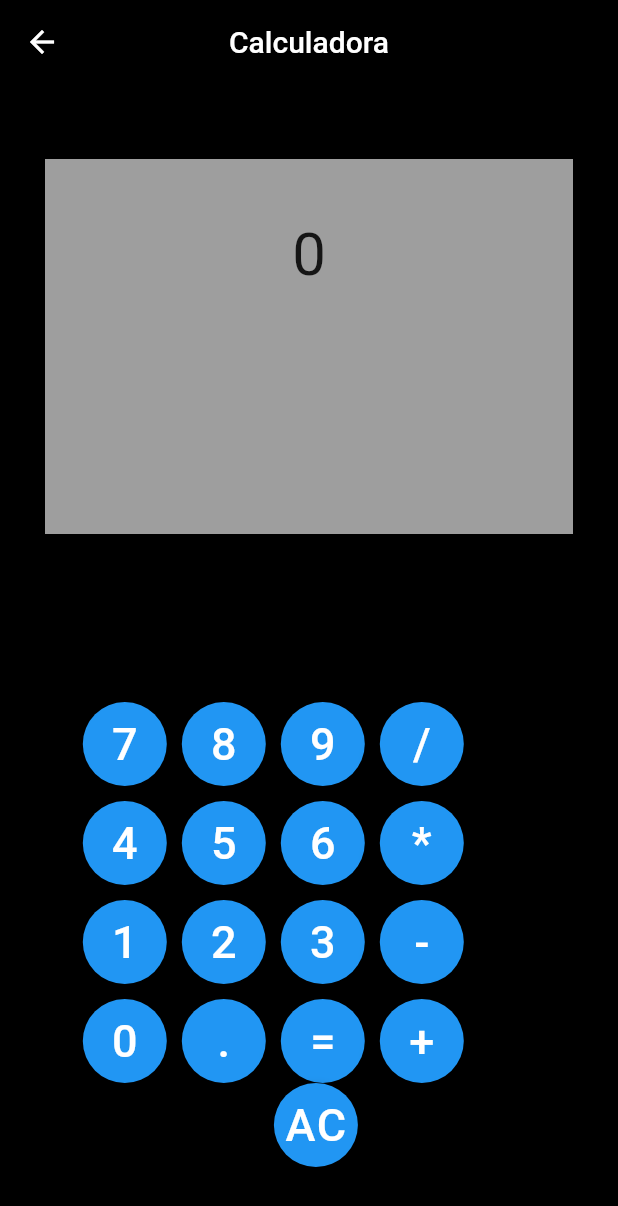
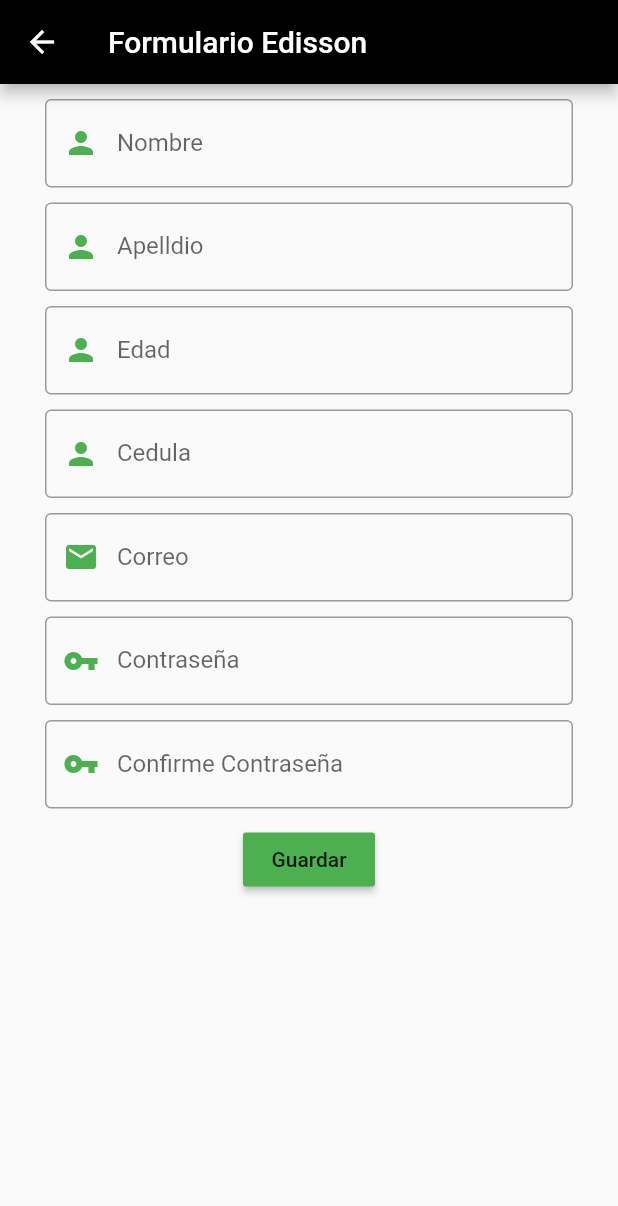
Before and after one commit to klauscj1/capacitacion_icreativa_flutter, a Flutter app: the FormulariosPage screen opened directly, after a tap on "EV", on a phone screen of 412 x 824 dp. Shown: the top 1206 px of the screen. Run offline on Flutter 3.47's test engine with Material 2 defaults, Android fonts, the phone set to English and light mode, and no system bars; our stand-ins replace email_validator, math_expressions, rxdart.

Commit message:
formumlario Edisson 1

```diff
--- /dev/null
+++ b/lib/ui/pages/formulario_edisson.dart
@@ -0,0 +1,189 @@
+import 'package:flutter/material.dart';
+import 'package:email_validator/email_validator.dart';
+
+class FormularioEdisson extends StatefulWidget {
+  @override
+  _FormularioEdissonState createState() => _FormularioEdissonState();
+}
+
+Widget crearTextFiel(String hintTexto, String labelTexto,
+    TextEditingController controler, IconData icono , bool passtextfield, TextInputType tipoText) {
+  return TextField(
+    obscureText: passtextfield,
+    controller: controler,
+    keyboardType: tipoText,
+    decoration: InputDecoration(
+      border: new OutlineInputBorder(
+          borderSide: new BorderSide(color: Colors.grey)),
+      labelText: '$labelTexto',
+      hintText: '$hintTexto',
+      prefixIcon: Icon(
+        icono,
+        color: Colors.green,
+      ),
+    ),
+  );
+}
+
+Widget crearShowDialogs(String titulo, String texto, IconData icono, Color color, BuildContext context) {
+  return AlertDialog(
+    title: Text('$titulo'),
+    content: Row(
+      children: [
+        Icon(icono,color: color,),
+        SizedBox(width: 20,),
+        Text('$texto'),
+      ],
+    ),
+    actions: [
+      RaisedButton(
+        color: Colors.blue,
+        onPressed: () {
+          Navigator.pop(context);
+        },
+        child: Text(
+          'Aceptar',
+          style: TextStyle(color: Colors.white),
+        ),
+      )
+    ],
+  );
+}
+
+Widget espaciadoSaltos() {
+  return SizedBox(
+    height: 10,
+  );
+}
+
+class _FormularioEdissonState extends State<FormularioEdisson> {
+  TextEditingController _nombreControl = TextEditingController();
+  TextEditingController _apellidoControl = TextEditingController();
+  TextEditingController _edadControl = TextEditingController();
+  TextEditingController _cedulaControl = TextEditingController();
+  TextEditingController _correoControl = TextEditingController();
+  TextEditingController _passwordControl = TextEditingController();
+  TextEditingController _paswordConfirmControl = TextEditingController();
+
+  @override
+  Widget build(BuildContext context) {
+    return Scaffold(
+      //backgroundColor: Colors.grey,
+      appBar: AppBar(
+        backgroundColor: (Colors.black),
+        title: Text('Formulario Edisson'),
+      ),
+      body: ListView(
+        children: [
+          Padding(
+            padding: const EdgeInsets.symmetric(horizontal: 30.0),
+            child: Column(
+              children: [
+                espaciadoSaltos(),
+                crearTextFiel('Ingrese su Nombre', 'Nombre', _nombreControl,
+                    Icons.person,false,TextInputType.text),
+                espaciadoSaltos(),
+                crearTextFiel('Ingrese su Apellido', 'Apelldio',
+                    _apellidoControl, Icons.person,false,TextInputType.text),
+                espaciadoSaltos(),
+                crearTextFiel(
+                    'Ingrese su Edad', 'Edad', _edadControl, Icons.person,false,TextInputType.number),
+                espaciadoSaltos(),
+                crearTextFiel('Ingrese su Cedula de Identidad', 'Cedula',
+                    _cedulaControl, Icons.person,false,TextInputType.number),
+                espaciadoSaltos(),
+                crearTextFiel('Ingrese su Correo Electronico', 'Correo',
+                    _correoControl, Icons.email,false,TextInputType.emailAddress),
+                espaciadoSaltos(),
+                crearTextFiel('Ingrese una Contraseña', 'Contraseña',
+                    _passwordControl, Icons.vpn_key,true,TextInputType.text),
+                espaciadoSaltos(),
+                crearTextFiel('Confirme su Contraseña', 'Confirme Contraseña',
+                    _paswordConfirmControl, Icons.vpn_key,true,TextInputType.text),
+                espaciadoSaltos(),
+                RaisedButton(
+                  child: Text("Guardar"),
+                  splashColor: Colors.yellow,
+                  color: Colors.green,
+                  onPressed: () {
+                    if (_nombreControl.text == '' ||
+                        _apellidoControl.text == '' ||
+                        _edadControl.text == '' ||
+                        _cedulaControl.text == '' ||
+                        _correoControl.text == '' ||
+                        _paswordConfirmControl.text == '' ||
+                        _passwordControl.text == '') {
+                      showDialog(
+                          barrierDismissible: false,
+                          context: context,
+                          builder: (context) {
+                            return crearShowDialogs('alerta', 'Ingrese todos los Campos', Icons.alarm, Colors.yellow, context);
+                          });
+                    } else if (EmailValidator.validate(_correoControl.text)) {
+                      if (_passwordControl.text ==
+                          _paswordConfirmControl.text) {
+                        showDialog(
+                            barrierDismissible: false,
+                            context: context,
+                            builder: (context) {
+                              return SimpleDialog(
+                                title: Center(child: Text("Datos Guardados")),
+                                children: <Widget>[
+                                  Icon(
+                                    Icons.check,
+                                    color: Colors.green,
+                                  ),
+                                  Center(child: Text("${_nombreControl.text}")),
+                                  Center(child: Text("${_apellidoControl.text}")),
+                                  Center(child: Text("${_edadControl.text}")),
+                                  Center(child: Text("${_cedulaControl.text}")),
+                                  Center(child: Text("${_correoControl.text}")),
+                                  Center(
+                                      child: Text("${_passwordControl.text}")),
+                                  Center(
+                                      child: RaisedButton(
+                                          child: Text(
+                                            "Aceptar",
+                                            style:
+                                                TextStyle(color: Colors.white),
+                                          ),
+                                          color: Colors.blue,
+                                          onPressed: () {
+                                            Navigator.pop(context);
+                                          })),
+                                ],
+                              );
+                            });
+                      } else {
+                        showDialog(
+                            barrierDismissible: false,
+                            context: context,
+                            builder: (context) {
+                              return crearShowDialogs('Alerta Contraseñas', 'Contraseñas Diferentes', Icons.alarm, Colors.red, context);
+                            });
+                      }
+                    } else {
+                      showDialog(
+                          barrierDismissible: false,
+                          context: context,
+                          builder: (context) {
+                            return crearShowDialogs('Alerta de Correo', 'Correo Invalido ',  Icons.alarm, Colors.red, context);
+                          });
+                    }
+                  },
+                ),
+              ],
+            ),
+          ),
+        ],
+      ),
+    );
+  }
+
+  bool validarCorreo(String correo) {
+    String patrones =
+        r'^(([^<>()[\]\\.,;:\s@\"]+(\.[^<>()[\]\\.,;:\s@\"]+)*)|(\".+\"))@((\[[0-9]{1,3}\.[0-9]{1,3}\.[0-9]{1,3}\.[0-9]{1,3}\])|(([a-zA-Z\-0-9]+\.)+[a-zA-Z]{2,}))$';
+    RegExp regex = new RegExp(patrones);
+    return (!regex.hasMatch(correo)) ? false : true;
+  }
+}
--- a/lib/ui/pages/formulario_page.dart
+++ b/lib/ui/pages/formulario_page.dart
@@ -1,8 +1,8 @@
-import 'package:clase_2/ui/pages/calculadora_Edi.dart';
-import 'package:clase_2/ui/pages/calculadora_claus.dart';
+
 import 'package:clase_2/ui/pages/calculadora_gabriel.dart';
 import 'package:clase_2/ui/pages/calculadora_jorge.dart';
 import 'package:clase_2/ui/pages/calculadora_lina.dart';
+import 'package:clase_2/ui/pages/formulario_edisson.dart';
 import 'package:clase_2/ui/widgets/menu_item_widget.dart';
 import 'package:flutter/material.dart';
 
@@ -33,7 +33,7 @@ class FormulariosPage extends StatelessWidget {
               subtitulo: 'Gabriel Cuenca',
             ),
             MenuItem(
-              pagina: CalculadoraEdison(),
+              pagina: FormularioEdisson(),
               leading: 'EV',
               titulo: 'Edisson Vargas',
               subtitulo: 'Edisson Vargas',
--- a/pubspec.yaml
+++ b/pubspec.yaml
@@ -29,6 +29,7 @@ dependencies:
   cupertino_icons: ^0.1.3
   math_expressions: ^2.0.1
   rxdart: ^0.24.1
+  email_validator: '^1.0.5'
 
 dev_dependencies:
   flutter_test:
```
Also changed, not shown: pubspec.lock.
